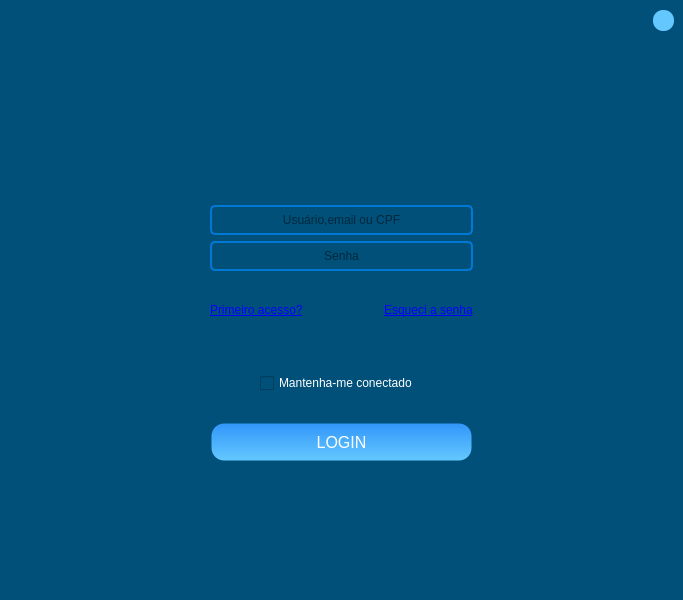
Before: the Qt Designer form login_4.ui in KevenLucas025/ProjetoERP, drawn with Qt 5.
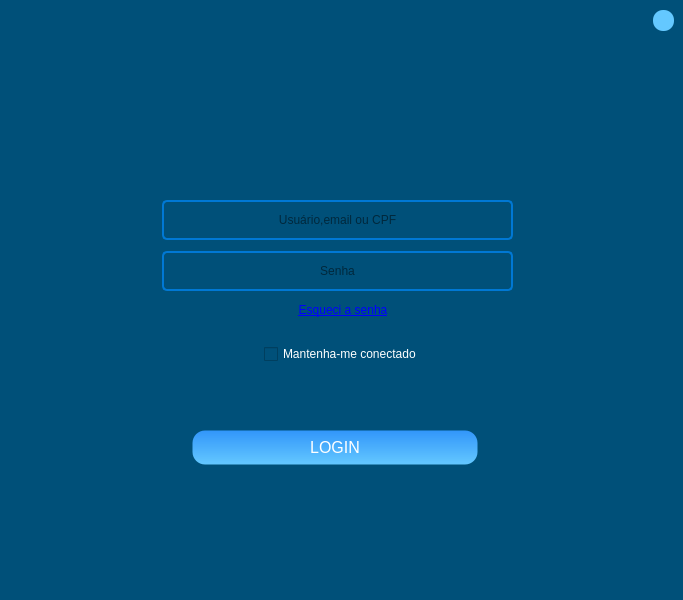
After: the same form once the commit is applied. Icons and pictures are not drawn.

Commit message: configurar modos no esqueci senha, em config_senha

What changed in the file:
```diff
--- a/login_4.ui
+++ b/login_4.ui
@@ -90,10 +90,10 @@
    <widget class="QFrame" name="frame_2">
     <property name="geometry">
      <rect>
-      <x>170</x>
+      <x>141</x>
       <y>130</y>
-      <width>343</width>
-      <height>341</height>
+      <width>398</width>
+      <height>345</height>
      </rect>
     </property>
     <property name="sizePolicy">
@@ -131,274 +131,16 @@
      <enum>QFrame::Raised</enum>
     </property>
     <layout class="QGridLayout" name="gridLayout">
-     <item row="0" column="1">
-      <spacer name="verticalSpacer">
-       <property name="orientation">
-        <enum>Qt::Vertical</enum>
-       </property>
-       <property name="sizeHint" stdset="0">
-        <size>
-         <width>20</width>
-         <height>61</height>
-        </size>
-       </property>
-      </spacer>
-     </item>
-     <item row="1" column="0">
-      <spacer name="horizontalSpacer">
-       <property name="orientation">
-        <enum>Qt::Horizontal</enum>
-       </property>
-       <property name="sizeHint" stdset="0">
-        <size>
-         <width>31</width>
-         <height>20</height>
-        </size>
-       </property>
-      </spacer>
-     </item>
-     <item row="1" column="1" colspan="5">
-      <widget class="QLineEdit" name="txt_usuario">
-       <property name="sizePolicy">
-        <sizepolicy hsizetype="Expanding" vsizetype="Expanding">
-         <horstretch>0</horstretch>
-         <verstretch>0</verstretch>
-        </sizepolicy>
-       </property>
-       <property name="minimumSize">
-        <size>
-         <width>0</width>
-         <height>0</height>
-        </size>
-       </property>
-       <property name="maximumSize">
-        <size>
-         <width>16777215</width>
-         <height>30</height>
-        </size>
-       </property>
-       <property name="styleSheet">
-        <string notr="true">QLineEdit {
-    border: 2px solid #0078d4;  /* Cor da borda */
-    border-radius: 5px;          /* Bordas arredondadas */
-    padding: 5px;                /* Espaçamento interno */
-}
-
-QLineEdit::placeholder {
-    color: white;  /* Cor do placeholder */
-}
-</string>
-       </property>
-       <property name="alignment">
-        <set>Qt::AlignCenter</set>
-       </property>
-       <property name="placeholderText">
-        <string>Usuário,email ou CPF</string>
-       </property>
-      </widget>
-     </item>
-     <item row="1" column="6">
-      <spacer name="horizontalSpacer_2">
-       <property name="orientation">
-        <enum>Qt::Horizontal</enum>
-       </property>
-       <property name="sizeHint" stdset="0">
-        <size>
-         <width>31</width>
-         <height>20</height>
-        </size>
-       </property>
-      </spacer>
-     </item>
-     <item row="2" column="0">
-      <spacer name="horizontalSpacer_3">
-       <property name="orientation">
-        <enum>Qt::Horizontal</enum>
-       </property>
-       <property name="sizeHint" stdset="0">
-        <size>
-         <width>31</width>
-         <height>20</height>
-        </size>
-       </property>
-      </spacer>
-     </item>
-     <item row="2" column="1" colspan="5">
-      <widget class="QLineEdit" name="txt_senha">
-       <property name="sizePolicy">
-        <sizepolicy hsizetype="Expanding" vsizetype="Expanding">
-         <horstretch>0</horstretch>
-         <verstretch>0</verstretch>
-        </sizepolicy>
-       </property>
-       <property name="maximumSize">
-        <size>
-         <width>16777215</width>
-         <height>30</height>
-        </size>
-       </property>
-       <property name="styleSheet">
-        <string notr="true">QLineEdit {
-    border: 2px solid #0078d4;  /* Cor da borda */
-    border-radius: 5px;          /* Bordas arredondadas */
-    padding: 5px;                /* Espaçamento interno */
-}
-
-QLineEdit::placeholder {
-    color: white;  /* Cor do placeholder */
-}
-</string>
-       </property>
-       <property name="echoMode">
-        <enum>QLineEdit::Password</enum>
-       </property>
-       <property name="alignment">
-        <set>Qt::AlignCenter</set>
-       </property>
-       <property name="placeholderText">
-        <string>Senha</string>
-       </property>
-      </widget>
-     </item>
-     <item row="2" column="6">
-      <spacer name="horizontalSpacer_4">
-       <property name="orientation">
-        <enum>Qt::Horizontal</enum>
-       </property>
-       <property name="sizeHint" stdset="0">
-        <size>
-         <width>31</width>
-         <height>20</height>
-        </size>
-       </property>
-      </spacer>
-     </item>
-     <item row="3" column="0">
-      <spacer name="horizontalSpacer_6">
-       <property name="orientation">
-        <enum>Qt::Horizontal</enum>
-       </property>
-       <property name="sizeHint" stdset="0">
-        <size>
-         <width>31</width>
-         <height>20</height>
-        </size>
-       </property>
-      </spacer>
-     </item>
-     <item row="3" column="1" colspan="2">
-      <widget class="QLabel" name="label_primeiro_acesso">
-       <property name="sizePolicy">
-        <sizepolicy hsizetype="Expanding" vsizetype="Expanding">
-         <horstretch>0</horstretch>
-         <verstretch>0</verstretch>
-        </sizepolicy>
-       </property>
-       <property name="maximumSize">
-        <size>
-         <width>16777215</width>
-         <height>16777215</height>
-        </size>
-       </property>
-       <property name="text">
-        <string>&lt;a href=&quot;primeiro_acesso&quot;&gt;Primeiro acesso?&lt;/a&gt;</string>
-       </property>
-      </widget>
-     </item>
-     <item row="3" column="3">
-      <spacer name="horizontalSpacer_9">
-       <property name="orientation">
-        <enum>Qt::Horizontal</enum>
-       </property>
-       <property name="sizeHint" stdset="0">
-        <size>
-         <width>70</width>
-         <height>20</height>
-        </size>
-       </property>
-      </spacer>
-     </item>
-     <item row="3" column="4" colspan="2">
-      <widget class="QLabel" name="label_trocar_senha">
-       <property name="sizePolicy">
-        <sizepolicy hsizetype="Expanding" vsizetype="Expanding">
-         <horstretch>0</horstretch>
-         <verstretch>0</verstretch>
-        </sizepolicy>
-       </property>
-       <property name="maximumSize">
-        <size>
-         <width>16777215</width>
-         <height>16777215</height>
-        </size>
-       </property>
-       <property name="text">
-        <string>&lt;a href=&quot;trocar_senha&quot;&gt;Esqueci a senha&lt;/a&gt;</string>
-       </property>
-      </widget>
-     </item>
-     <item row="3" column="6">
-      <spacer name="horizontalSpacer_5">
-       <property name="orientation">
-        <enum>Qt::Horizontal</enum>
-       </property>
-       <property name="sizeHint" stdset="0">
-        <size>
-         <width>31</width>
-         <height>20</height>
-        </size>
-       </property>
-      </spacer>
-     </item>
-     <item row="4" column="0" colspan="2">
-      <spacer name="horizontalSpacer_7">
-       <property name="orientation">
-        <enum>Qt::Horizontal</enum>
-       </property>
-       <property name="sizeHint" stdset="0">
-        <size>
-         <width>74</width>
-         <height>20</height>
-        </size>
-       </property>
-      </spacer>
-     </item>
-     <item row="4" column="2" colspan="3">
-      <widget class="QCheckBox" name="btn_manter_conectado">
-       <property name="sizePolicy">
-        <sizepolicy hsizetype="Expanding" vsizetype="Expanding">
-         <horstretch>0</horstretch>
-         <verstretch>0</verstretch>
-        </sizepolicy>
-       </property>
-       <property name="maximumSize">
-        <size>
-         <width>16777215</width>
-         <height>16777215</height>
-        </size>
-       </property>
-       <property name="styleSheet">
-        <string notr="true">color: rgb(255, 255, 255);</string>
-       </property>
-       <property name="text">
-        <string>Mantenha-me conectado</string>
-       </property>
-      </widget>
-     </item>
-     <item row="4" column="5" colspan="2">
-      <spacer name="horizontalSpacer_8">
-       <property name="orientation">
-        <enum>Qt::Horizontal</enum>
-       </property>
-       <property name="sizeHint" stdset="0">
-        <size>
-         <width>72</width>
-         <height>20</height>
-        </size>
-       </property>
-      </spacer>
-     </item>
-     <item row="5" column="1" colspan="5">
+     <property name="leftMargin">
+      <number>21</number>
+     </property>
+     <property name="rightMargin">
+      <number>10</number>
+     </property>
+     <property name="horizontalSpacing">
+      <number>16</number>
+     </property>
+     <item row="6" column="1" colspan="6">
       <widget class="QPushButton" name="btn_login">
        <property name="sizePolicy">
         <sizepolicy hsizetype="Expanding" vsizetype="Expanding">
@@ -441,6 +183,241 @@
        </property>
       </widget>
      </item>
+     <item row="4" column="6" colspan="3">
+      <spacer name="horizontalSpacer_10">
+       <property name="orientation">
+        <enum>Qt::Horizontal</enum>
+       </property>
+       <property name="sizeHint" stdset="0">
+        <size>
+         <width>98</width>
+         <height>20</height>
+        </size>
+       </property>
+      </spacer>
+     </item>
+     <item row="4" column="0" colspan="2">
+      <spacer name="horizontalSpacer_9">
+       <property name="orientation">
+        <enum>Qt::Horizontal</enum>
+       </property>
+       <property name="sizeHint" stdset="0">
+        <size>
+         <width>57</width>
+         <height>36</height>
+        </size>
+       </property>
+      </spacer>
+     </item>
+     <item row="3" column="6">
+      <spacer name="horizontalSpacer">
+       <property name="orientation">
+        <enum>Qt::Horizontal</enum>
+       </property>
+       <property name="sizeHint" stdset="0">
+        <size>
+         <width>40</width>
+         <height>20</height>
+        </size>
+       </property>
+      </spacer>
+     </item>
+     <item row="4" column="3" colspan="3">
+      <widget class="QFrame" name="frame_4">
+       <property name="sizePolicy">
+        <sizepolicy hsizetype="Expanding" vsizetype="Expanding">
+         <horstretch>0</horstretch>
+         <verstretch>0</verstretch>
+        </sizepolicy>
+       </property>
+       <property name="frameShadow">
+        <enum>QFrame::Raised</enum>
+       </property>
+       <layout class="QVBoxLayout" name="verticalLayout_2">
+        <item>
+         <widget class="QCheckBox" name="btn_manter_conectado">
+          <property name="sizePolicy">
+           <sizepolicy hsizetype="Expanding" vsizetype="Expanding">
+            <horstretch>0</horstretch>
+            <verstretch>0</verstretch>
+           </sizepolicy>
+          </property>
+          <property name="maximumSize">
+           <size>
+            <width>16777215</width>
+            <height>16777215</height>
+           </size>
+          </property>
+          <property name="styleSheet">
+           <string notr="true">color: rgb(255, 255, 255);</string>
+          </property>
+          <property name="text">
+           <string>Mantenha-me conectado</string>
+          </property>
+         </widget>
+        </item>
+       </layout>
+      </widget>
+     </item>
+     <item row="3" column="4">
+      <widget class="QFrame" name="frame_3">
+       <property name="sizePolicy">
+        <sizepolicy hsizetype="Expanding" vsizetype="Expanding">
+         <horstretch>0</horstretch>
+         <verstretch>0</verstretch>
+        </sizepolicy>
+       </property>
+       <property name="frameShape">
+        <enum>QFrame::NoFrame</enum>
+       </property>
+       <property name="frameShadow">
+        <enum>QFrame::Raised</enum>
+       </property>
+       <layout class="QVBoxLayout" name="verticalLayout">
+        <item>
+         <widget class="QLabel" name="label_trocar_senha">
+          <property name="sizePolicy">
+           <sizepolicy hsizetype="Expanding" vsizetype="Expanding">
+            <horstretch>0</horstretch>
+            <verstretch>0</verstretch>
+           </sizepolicy>
+          </property>
+          <property name="maximumSize">
+           <size>
+            <width>16777215</width>
+            <height>16777215</height>
+           </size>
+          </property>
+          <property name="text">
+           <string>&lt;html&gt;&lt;head/&gt;&lt;body&gt;&lt;p align=&quot;center&quot;&gt;&lt;a href=&quot;trocar_senha&quot;&gt;&lt;span style=&quot; text-decoration: underline; color:#0000ff;&quot;&gt;Esqueci a senha&lt;/span&gt;&lt;/a&gt;&lt;/p&gt;&lt;/body&gt;&lt;/html&gt;</string>
+          </property>
+         </widget>
+        </item>
+       </layout>
+      </widget>
+     </item>
+     <item row="2" column="0" colspan="8">
+      <widget class="QLineEdit" name="txt_senha">
+       <property name="sizePolicy">
+        <sizepolicy hsizetype="Expanding" vsizetype="Expanding">
+         <horstretch>0</horstretch>
+         <verstretch>0</verstretch>
+        </sizepolicy>
+       </property>
+       <property name="minimumSize">
+        <size>
+         <width>0</width>
+         <height>40</height>
+        </size>
+       </property>
+       <property name="maximumSize">
+        <size>
+         <width>16777215</width>
+         <height>30</height>
+        </size>
+       </property>
+       <property name="styleSheet">
+        <string notr="true">QLineEdit {
+    border: 2px solid #0078d4;  /* Cor da borda */
+    border-radius: 5px;          /* Bordas arredondadas */
+    padding: 5px;                /* Espaçamento interno */
+}
+
+QLineEdit::placeholder {
+    color: white;  /* Cor do placeholder */
+}
+</string>
+       </property>
+       <property name="echoMode">
+        <enum>QLineEdit::Password</enum>
+       </property>
+       <property name="alignment">
+        <set>Qt::AlignCenter</set>
+       </property>
+       <property name="placeholderText">
+        <string>Senha</string>
+       </property>
+      </widget>
+     </item>
+     <item row="1" column="0" colspan="8">
+      <widget class="QLineEdit" name="txt_usuario">
+       <property name="sizePolicy">
+        <sizepolicy hsizetype="Expanding" vsizetype="Expanding">
+         <horstretch>0</horstretch>
+         <verstretch>0</verstretch>
+        </sizepolicy>
+       </property>
+       <property name="minimumSize">
+        <size>
+         <width>0</width>
+         <height>40</height>
+        </size>
+       </property>
+       <property name="maximumSize">
+        <size>
+         <width>16777215</width>
+         <height>40</height>
+        </size>
+       </property>
+       <property name="styleSheet">
+        <string notr="true">QLineEdit {
+    border: 2px solid #0078d4;  /* Cor da borda */
+    border-radius: 5px;          /* Bordas arredondadas */
+    padding: 5px;                /* Espaçamento interno */
+}
+
+QLineEdit::placeholder {
+    color: white;  /* Cor do placeholder */
+}
+</string>
+       </property>
+       <property name="alignment">
+        <set>Qt::AlignCenter</set>
+       </property>
+       <property name="placeholderText">
+        <string>Usuário,email ou CPF</string>
+       </property>
+      </widget>
+     </item>
+     <item row="5" column="4">
+      <spacer name="verticalSpacer_2">
+       <property name="orientation">
+        <enum>Qt::Vertical</enum>
+       </property>
+       <property name="sizeHint" stdset="0">
+        <size>
+         <width>20</width>
+         <height>50</height>
+        </size>
+       </property>
+      </spacer>
+     </item>
+     <item row="0" column="2">
+      <spacer name="verticalSpacer">
+       <property name="orientation">
+        <enum>Qt::Vertical</enum>
+       </property>
+       <property name="sizeHint" stdset="0">
+        <size>
+         <width>20</width>
+         <height>61</height>
+        </size>
+       </property>
+      </spacer>
+     </item>
+     <item row="6" column="7">
+      <spacer name="horizontalSpacer_2">
+       <property name="orientation">
+        <enum>Qt::Horizontal</enum>
+       </property>
+       <property name="sizeHint" stdset="0">
+        <size>
+         <width>19</width>
+         <height>18</height>
+        </size>
+       </property>
+      </spacer>
+     </item>
     </layout>
    </widget>
    <widget class="QFrame" name="frame">
```
Left out of the diff: 5 changed lines with no effect on the pictures. The commit also changes 8 other files.
